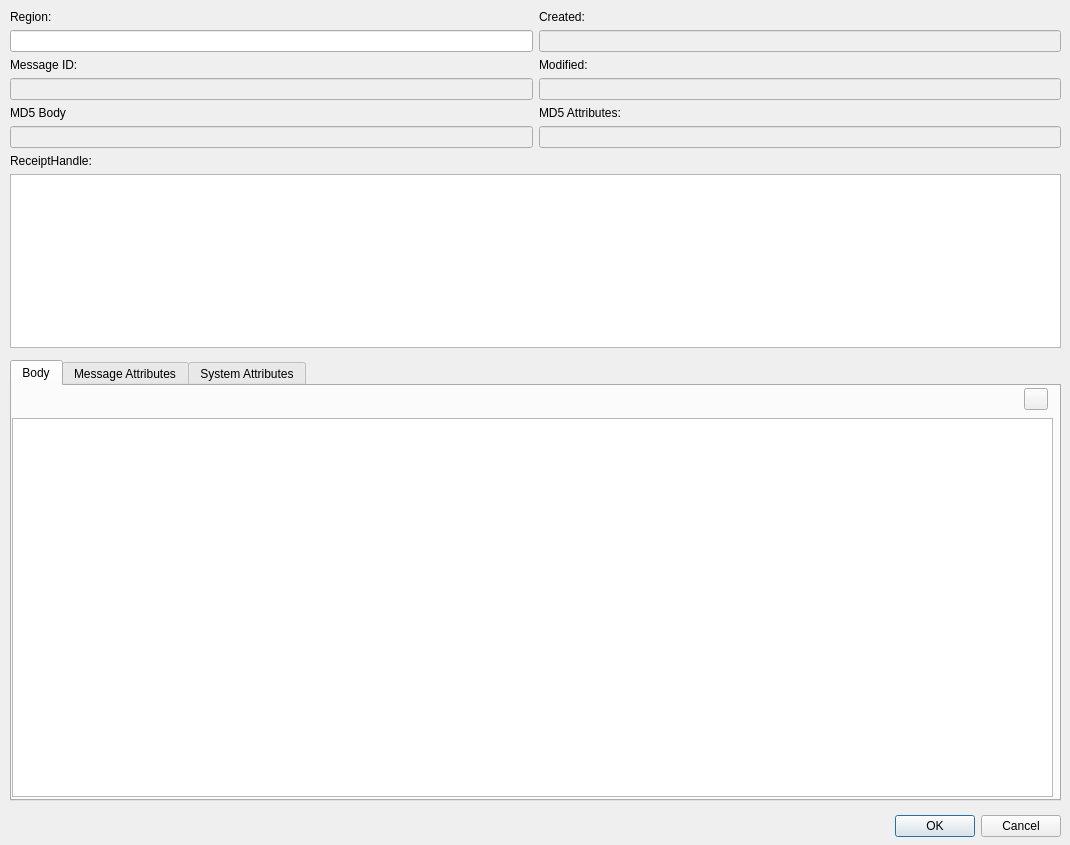
The window that src/modules/sqs/SQSMessageDetailsDialog.ui (jensvogt/awsmock-qt-ui) describes before a commit, drawn with Qt 5.
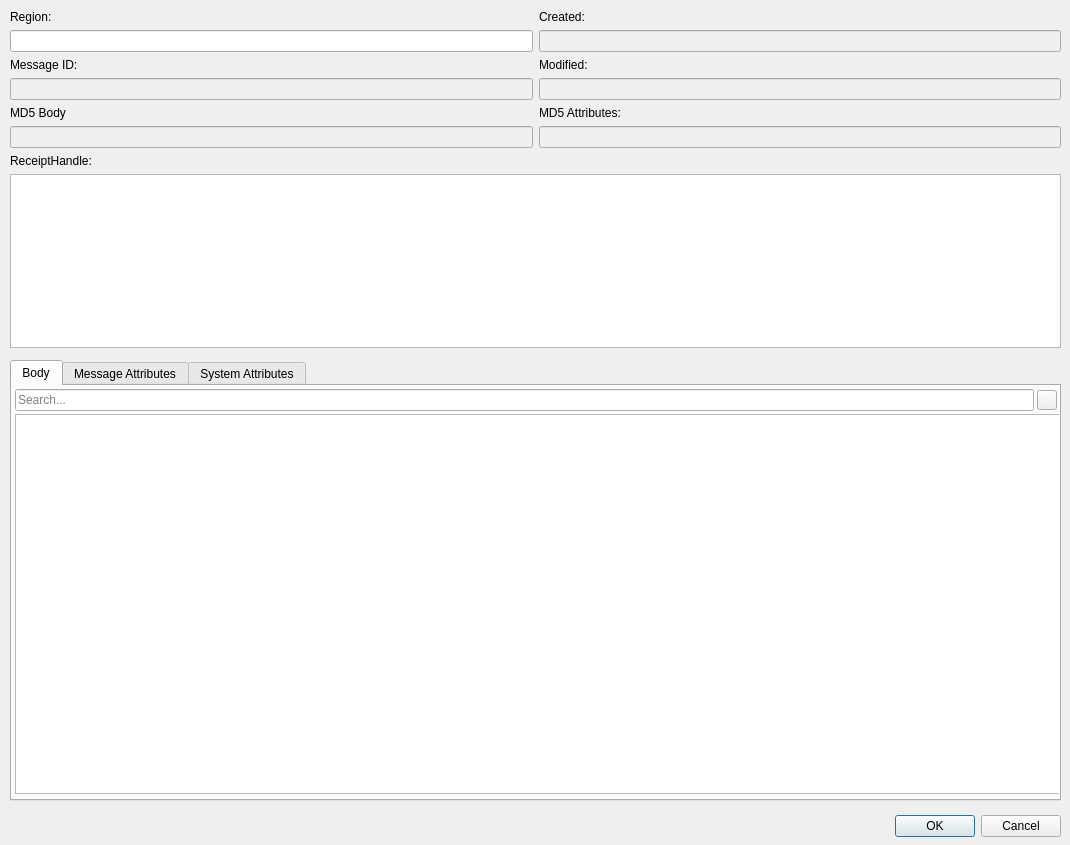
The same window after the commit. The open tabs and pages were chosen to show the change.

```diff
--- a/src/modules/sqs/SQSMessageDetailsDialog.ui
+++ b/src/modules/sqs/SQSMessageDetailsDialog.ui
@@ -156,41 +156,59 @@
       <rect>
        <x>0</x>
        <y>0</y>
-       <width>1041</width>
+       <width>1051</width>
        <height>411</height>
       </rect>
      </property>
      <layout class="QVBoxLayout" name="verticalLayout">
+      <property name="spacing">
+       <number>3</number>
+      </property>
+      <property name="leftMargin">
+       <number>3</number>
+      </property>
+      <property name="topMargin">
+       <number>3</number>
+      </property>
+      <property name="rightMargin">
+       <number>3</number>
+      </property>
+      <property name="bottomMargin">
+       <number>3</number>
+      </property>
       <item>
        <layout class="QHBoxLayout" name="horizontalLayout">
+        <property name="spacing">
+         <number>3</number>
+        </property>
+        <property name="leftMargin">
+         <number>0</number>
+        </property>
         <property name="topMargin">
-         <number>2</number>
+         <number>0</number>
         </property>
         <property name="rightMargin">
-         <number>5</number>
+         <number>3</number>
         </property>
         <property name="bottomMargin">
-         <number>2</number>
+         <number>0</number>
         </property>
         <item>
-         <spacer name="horizontalSpacer">
-          <property name="orientation">
-           <enum>Qt::Orientation::Horizontal</enum>
+         <widget class="QLineEdit" name="searchEdit">
+          <property name="toolTip">
+           <string>Search the body for a word</string>
           </property>
-          <property name="sizeHint" stdset="0">
-           <size>
-            <width>40</width>
-            <height>20</height>
-           </size>
+          <property name="placeholderText">
+           <string>Search...</string>
           </property>
-         </spacer>
+         </widget>
         </item>
         <item>
          <widget class="QPushButton" name="prettyPushButton">
           <property name="maximumSize">
            <size>
-            <width>24</width>
-            <height>24</height>
+            <width>20</width>
+            <height>20</height>
            </size>
           </property>
           <property name="text">
```
Left out of the diff: 4 changed lines with no effect on the pictures.
